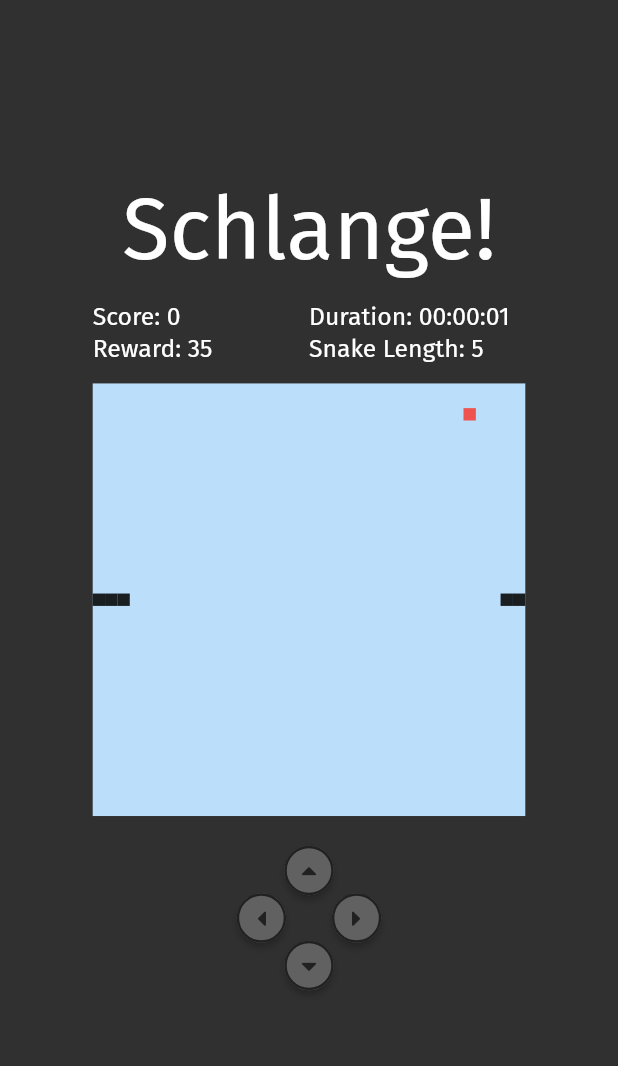
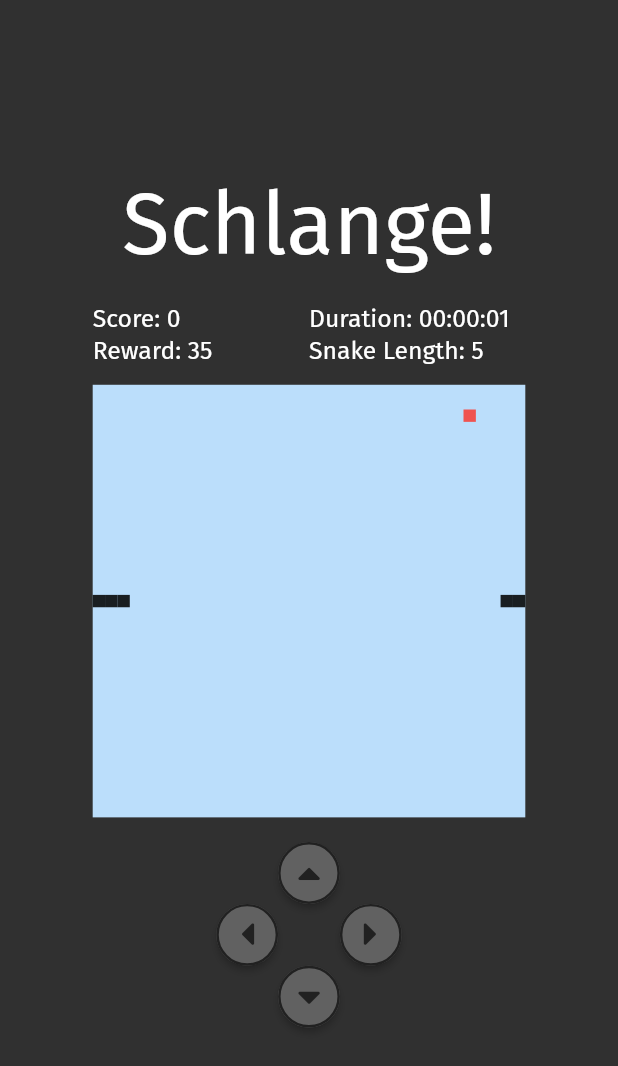
Before and after one commit to thhuang/Schlange, a Flutter app: the MiniGameScreen widget shown alone on an empty page, opened directly, on a phone screen of 412 x 824 dp. Shown: the top 1066 px of the screen. Run offline on Flutter 3.47's test engine with Material 2 defaults, Android fonts, the phone set to English and light mode, and no system bars; our stand-ins replace equatable, font_awesome_flutter.

Commit message:
larger buttons

```diff
--- a/Schlange/lib/feature/game/presentation/screens/game_screen.dart
+++ b/Schlange/lib/feature/game/presentation/screens/game_screen.dart
@@ -86,7 +86,7 @@ class MiniGameScreen extends StatelessWidget {
               Spacer(flex: 3),
               SizedBox(height: 30.0),
               Text('Schlange!', style: textTheme.headline1),
-              SizedBox(height: 15.0),
+              SizedBox(height: 20.0),
               InformationPanel(textTheme: textTheme),
               SizedBox(height: 15.0),
               GameBoard(),
@@ -131,7 +131,7 @@ class ControlPanel extends StatelessWidget {
     Key key,
   }) : super(key: key);
 
-  final distance = 125.0;
+  final distance = 150.0;
 
   @override
   Widget build(BuildContext context) {
--- a/Schlange/lib/feature/game/presentation/widgets/custom_buttons.dart
+++ b/Schlange/lib/feature/game/presentation/widgets/custom_buttons.dart
@@ -40,7 +40,7 @@ class OptionButton extends StatelessWidget {
       icon: Icon(
         iconData,
         color: color ?? Theme.of(context).primaryColor,
-        size: 20.0,
+        size: 30.0,
       ),
       onPressed: onPressed,
       padding: EdgeInsets.all(10.0),
```
